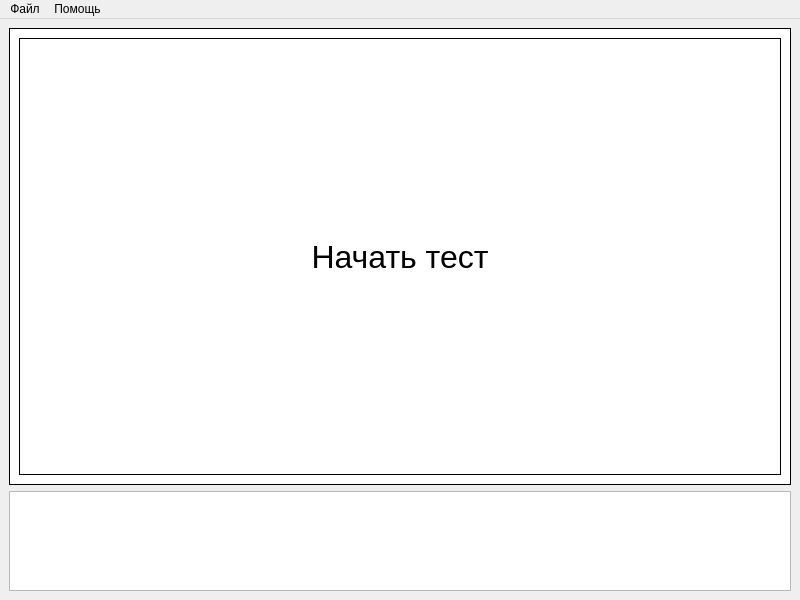
Before: the Qt Designer form src/client/ui/main_window.ui in chexontez/code-forces-neuralsprint, drawn with Qt 5.
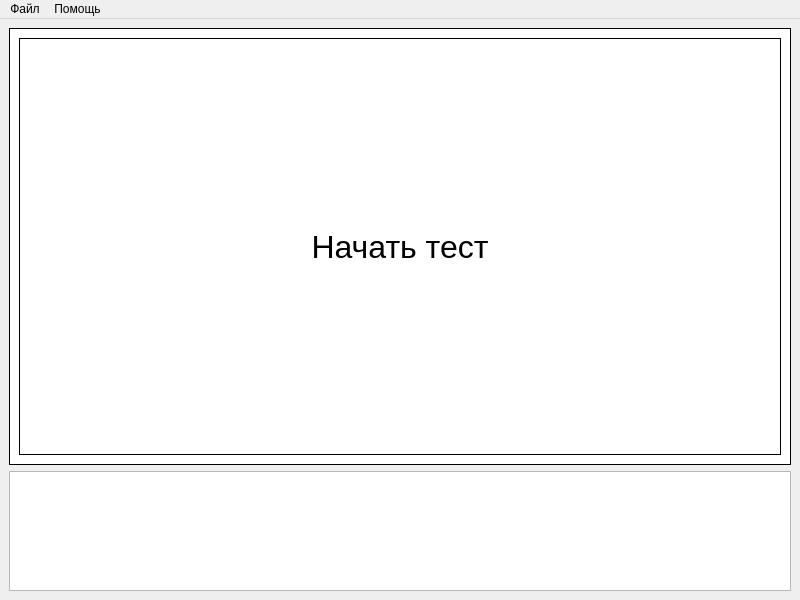
After: the same form once the commit is applied.

The edit to the form file:
```diff
--- a/src/client/ui/main_window.ui
+++ b/src/client/ui/main_window.ui
@@ -56,7 +56,7 @@
       <property name="maximumSize">
        <size>
         <width>16777215</width>
-        <height>100</height>
+        <height>120</height>
        </size>
       </property>
       <property name="readOnly">
```
